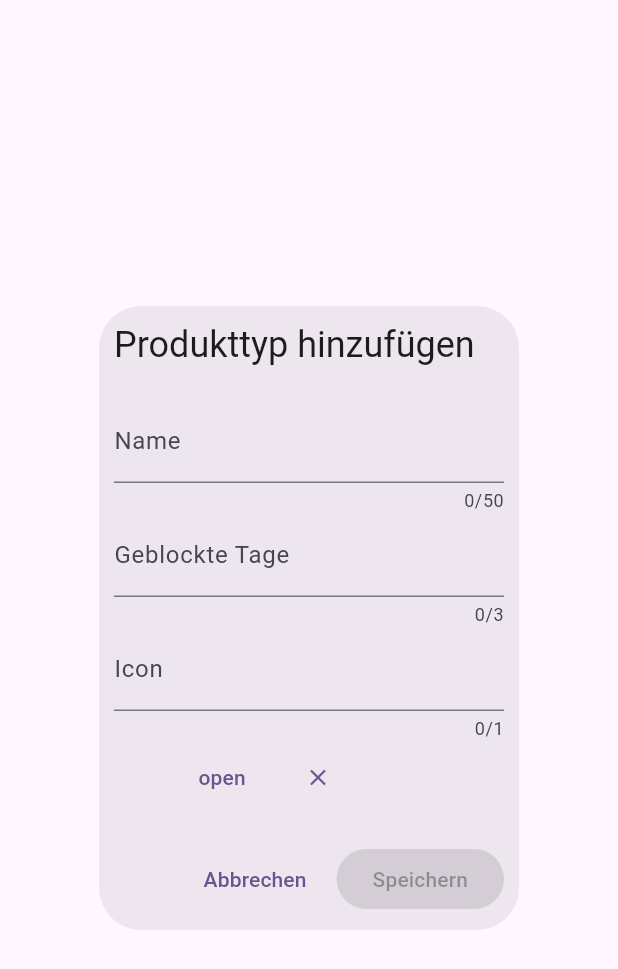
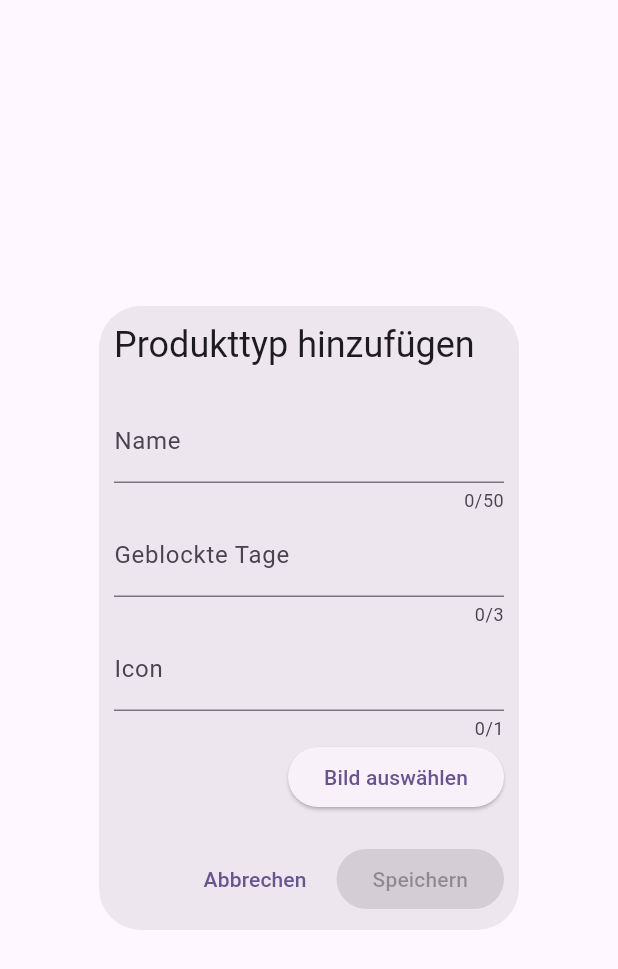
Before and after one commit to james-jenkinson/boh-tourbuch, a Flutter app: the EditProductTypeDialog widget shown alone on an empty page, opened directly, on a phone screen of 412 x 824 dp. Shown: the top 969 px of the screen. Run offline on Flutter 3.47's test engine with Material 3 defaults, Android fonts, the phone set to English and light mode, and no system bars; our stand-ins replace flutter_bloc, flutter_slidable, flutter_speed_dial, freezed_annotation, image_picker, package_info_plus and 1 more; missing offline and left inert: fuzzywuzzy; accounts and stored records are empty; generated files the repository leaves out were written again.

Commit message:
rebase fixes

```diff
--- a/lib/dao/product_type_dao.dart
+++ b/lib/dao/product_type_dao.dart
@@ -1,3 +1,5 @@
+import 'dart:typed_data';
+
 import 'package:sqflite_sqlcipher/sqflite.dart';
 
 import '../databases/database.dart';
--- a/lib/screens/person/person_screen.dart
+++ b/lib/screens/person/person_screen.dart
@@ -114,15 +114,13 @@ class _PersonScreenState extends State<PersonScreen> {
                         if (productOrder.image != null)
                           SlidableAction(
                             icon: Icons.loupe,
-                            backgroundColor:
-                                Theme.of(context).primaryColor,
+                            backgroundColor: Theme.of(context).primaryColor,
                             onPressed: (_) => bloc
                                 .add(PersonEvent.magnifyOrder(productOrder)),
                           ),
                         SlidableAction(
                           icon: Icons.refresh,
-                          backgroundColor:
-                              Theme.of(context).highlightColor,
+                          backgroundColor: Theme.of(context).highlightColor,
                           onPressed: (_) async => bloc.add(PersonEvent.resetOrder(
                               productOrder,
                               await BinaryChoiceDialog.open(
@@ -145,13 +143,17 @@ class _PersonScreenState extends State<PersonScreen> {
                     child: Center(
                       child: ListTile(
                           leading: SizedBox(
-                              height: 100,
-                              child: productOrder.symbol != null
-                                  ? FittedBox(
-                                      fit: BoxFit.contain,
-                                      child: Text(productOrder.symbol!))
-                                  : Image.memory(productOrder.image!,
-                                      width: 40, height: 40)),
+                            height: 100,
+                            child: productOrder.symbol != null
+                                ? FittedBox(
+                                    fit: BoxFit.contain,
+                                    child: Text(productOrder.symbol!),
+                                  )
+                                : Image.memory(
+                                    productOrder.image!,
+                                    gaplessPlayback: true,
+                                  ),
+                          ),
                           title: Text(productOrder.name),
                           subtitle: Text((() {
                             switch (productOrder.status) {
--- a/lib/screens/settings/settings_screen.dart
+++ b/lib/screens/settings/settings_screen.dart
@@ -93,9 +93,10 @@ class _SettingsScreenState extends State<SettingsScreen> {
           final product = state.productTypes[index];
 
           return ListTile(
-            title: Text(product.symbol == null ? product.name : '${product.symbol} ${product.name}'),
-            subtitle: Text(
-                'Sperrung von ${product.daysBlocked} Tagen'),
+            title: Text(product.symbol == null
+                ? product.name
+                : '${product.symbol} ${product.name}'),
+            subtitle: Text('Sperrung von ${product.daysBlocked} Tagen'),
             leading: Row(
               mainAxisSize: MainAxisSize.min,
               children: [
@@ -113,7 +114,7 @@ class _SettingsScreenState extends State<SettingsScreen> {
                     onPressed: () => _settingsBloc.add(
                         OpenProductTypeDialogEvent(state.productTypes[index])),
                     icon: const Icon(Icons.edit)),
-                if (product.image != null) Image.memory(product.image),
+                if (product.image != null) Image.memory(product.image!),
               ],
             ),
           );
--- a/lib/widgets/edit_product_type_dialog/edit_product_type_dialog.dart
+++ b/lib/widgets/edit_product_type_dialog/edit_product_type_dialog.dart
@@ -111,22 +111,31 @@ class _EditProductTypeDialogState extends State<EditProductTypeDialog> {
                         labelText: 'Icon',
                       ),
                     ),
-                    Row(mainAxisSize: MainAxisSize.max, children: [
+                    Row(
+                        mainAxisSize: MainAxisSize.max,
+                        mainAxisAlignment: MainAxisAlignment.spaceBetween,
+                        children: [
+                          state.imageAsBytes?.let((it) => Row(
+                                    children: [
                                       SizedBox(
-                        width: 40,
-                        height: 40,
-                        child:
-                            state.imageAsBytes?.let((it) => Image.memory(it)) ??
+                                        height: 60,
+                                        child: state.imageAsBytes?.let(
+                                                (it) => Image.memory(it)) ??
                                             Container(),
                                       ),
                                       TextButton(
                                           onPressed: () => bloc.add(
-                              const EditProductTypeDialogEvent.selectImage()),
-                          child: const Text('open')),
-                      TextButton(
+                                              const EditProductTypeDialogEvent
+                                                  .clearImage()),
+                                          child: const Icon(Icons.clear))
+                                    ],
+                                  )) ??
+                              Container(),
+                          ElevatedButton(
                               onPressed: () => bloc.add(
-                              const EditProductTypeDialogEvent.clearImage()),
-                          child: const Icon(Icons.clear)),
+                                  const EditProductTypeDialogEvent
+                                      .selectImage()),
+                              child: const Text('Bild auswählen')),
                         ])
                   ],
                 )),
```
Lines whose indentation alone changed are shown as unchanged.
